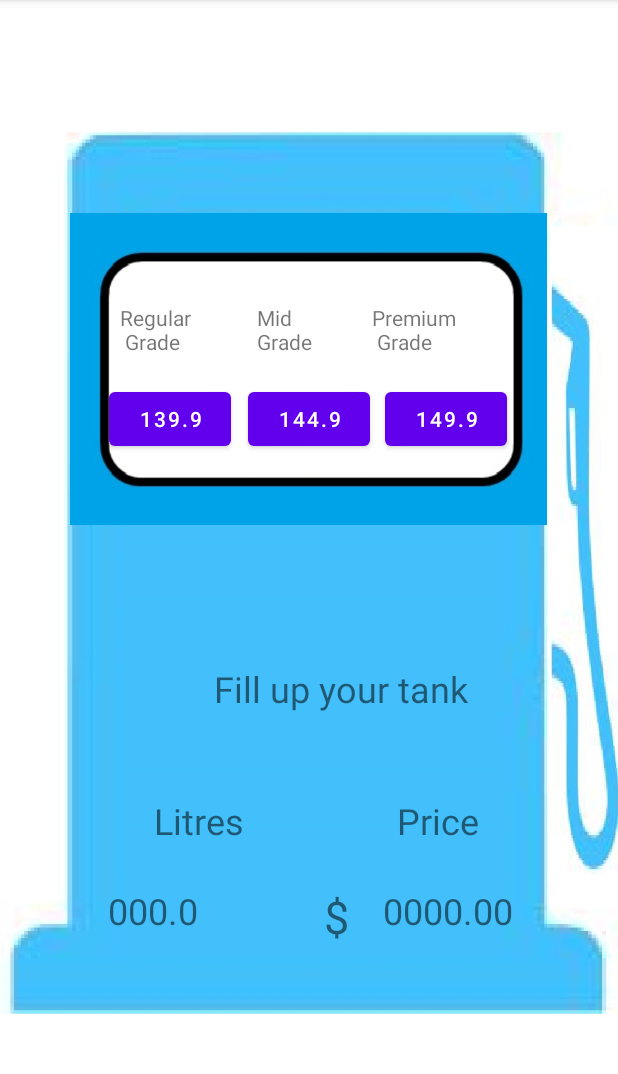
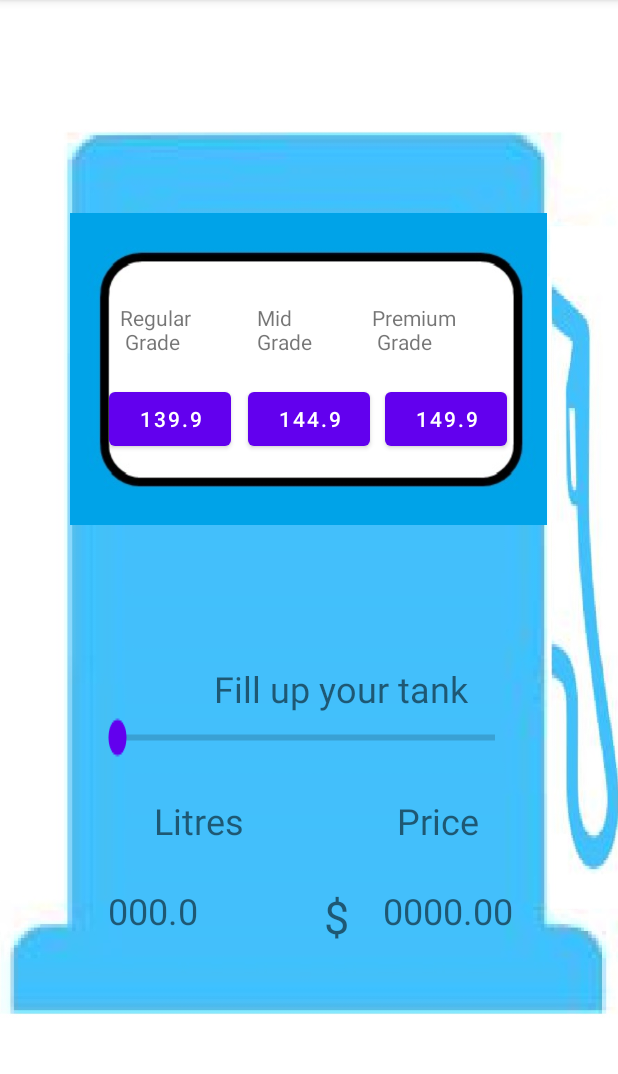
Before and after one commit to aucsc220/GasPump, an Android app: the screen it shows after launch (MainActivity), on a phone screen of 412 x 824 dp, the part 84-1158 px from its top. Run offline under Robolectric (Android 15) with nearby library versions, the phone set to English and light mode, and no system bars.

Commit message:
Added seek (slider) bar to show how much gas is being filled

```diff
--- a/app/src/main/res/layout/activity_main.xml
+++ b/app/src/main/res/layout/activity_main.xml
@@ -2,6 +2,7 @@
 <androidx.constraintlayout.widget.ConstraintLayout xmlns:android="http://schemas.android.com/apk/res/android"
     xmlns:app="http://schemas.android.com/apk/res-auto"
     xmlns:tools="http://schemas.android.com/tools"
+    android:id="@+id/topLevel"
     android:layout_width="match_parent"
     android:layout_height="match_parent"
     tools:context=".MainActivity">
@@ -208,4 +209,20 @@
         app:layout_constraintHorizontal_bias="0.569"
         app:layout_constraintStart_toStartOf="parent"
         app:layout_constraintTop_toTopOf="@+id/guideline4" />
+
+    <SeekBar
+        android:id="@+id/tankFillingSeekBar"
+        android:layout_width="284dp"
+        android:layout_height="55dp"
+        android:layout_marginBottom="8dp"
+        android:backgroundTint="@color/purple_200"
+        android:max="100"
+        android:progressTint="@color/purple_200"
+        android:scaleY="2"
+        android:scrollbarSize="100dp"
+        android:thumbTint="@color/purple_500"
+        app:layout_constraintBottom_toTopOf="@+id/guideline"
+        app:layout_constraintEnd_toEndOf="parent"
+        app:layout_constraintHorizontal_bias="0.486"
+        app:layout_constraintStart_toStartOf="parent" />
 </androidx.constraintlayout.widget.ConstraintLayout>
```
